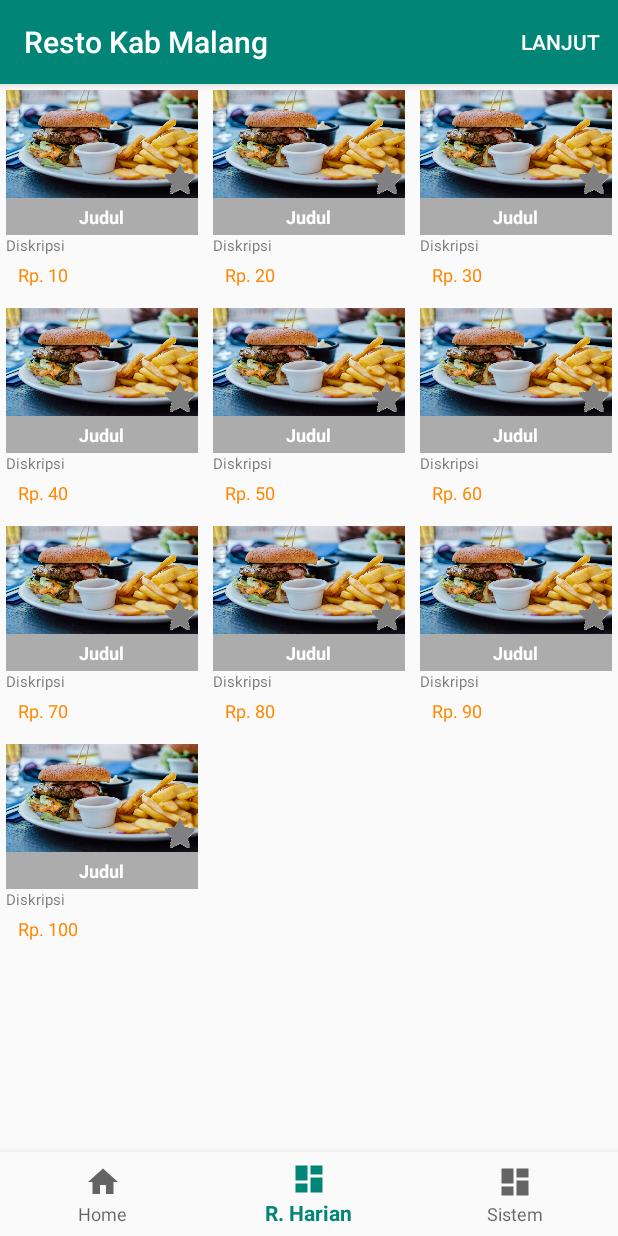
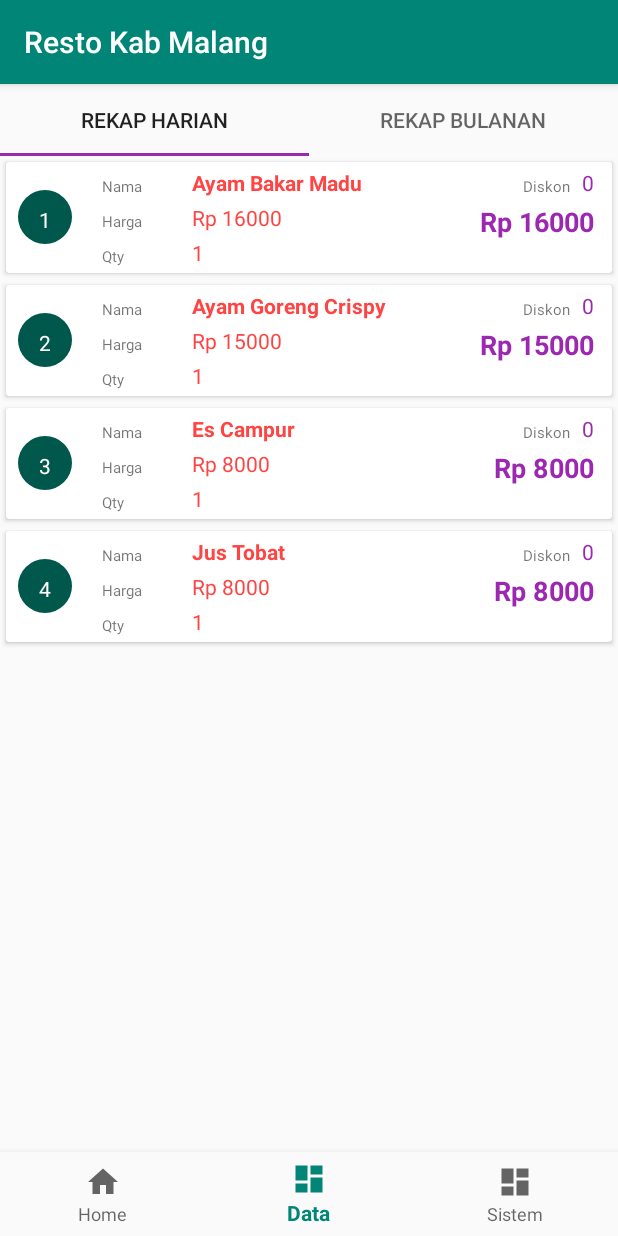
Before and after one commit to ardianlaksa/POS-Restoran, an Android app: the screen it shows after launch (MainActivity), item 2 of the bottom bar chosen, on a phone screen of 412 x 824 dp. Run offline under Robolectric (Android 15) with nearby library versions, the phone set to English and light mode, and no system bars; pictures from the network do not load.

Commit message:
Laksa 18/6/19 16.41
#Perubahan icon visibility ke drawable
#Perubahan activity_splash.xml
#Perbaikan Home
#Pembuatan Menu Rekap Harian

```diff
--- a/app/src/main/java/com/dnhsolution/restokabmalang/MainActivity.kt
+++ b/app/src/main/java/com/dnhsolution/restokabmalang/MainActivity.kt
@@ -6,6 +6,7 @@ import android.view.Menu
 import android.view.MenuItem
 import android.widget.TextView
 import androidx.appcompat.app.AppCompatActivity
+import com.dnhsolution.restokabmalang.data.DataFragment
 import com.dnhsolution.restokabmalang.home.HomeFragment
 import com.dnhsolution.restokabmalang.sistem.SistemFragment
 import com.google.android.material.bottomnavigation.BottomNavigationView
@@ -13,15 +14,20 @@ import kotlinx.android.synthetic.main.activity_main.*
 
 class MainActivity : AppCompatActivity() {
 
-    private lateinit var textMessage: TextView
+//    private lateinit var textMessage: TextView
     private val onNavigationItemSelectedListener = BottomNavigationView.OnNavigationItemSelectedListener { item ->
         when (item.itemId) {
             R.id.navigation_home -> {
-                textMessage.setText(R.string.title_home)
+//                textMessage.setText(R.string.title_home)
+                supportFragmentManager.beginTransaction()
+                    .replace(R.id.frameLayout, HomeFragment()).commit()
                 return@OnNavigationItemSelectedListener true
             }
-            R.id.navigation_rekap_harian -> {
-                textMessage.setText(R.string.title_rekap_harian)
+            R.id.navigation_data -> {
+//                textMessage.setText(R.string.title_data)
+
+                supportFragmentManager.beginTransaction()
+                    .replace(R.id.frameLayout, DataFragment()).commit()
                 return@OnNavigationItemSelectedListener true
             }
 
--- /dev/null
+++ b/app/src/main/java/com/dnhsolution/restokabmalang/data/DataFragment.kt
@@ -0,0 +1,30 @@
+package com.dnhsolution.restokabmalang.data
+
+import android.os.Bundle
+import android.view.LayoutInflater
+import android.view.View
+import android.view.ViewGroup
+import androidx.fragment.app.Fragment
+import androidx.viewpager.widget.ViewPager
+import com.dnhsolution.restokabmalang.R
+import com.dnhsolution.restokabmalang.data.rekap_harian.RekapHarianListElement
+import com.google.android.material.tabs.TabLayout
+import kotlinx.android.synthetic.main.fragment_data.*
+
+class DataFragment : Fragment() {
+
+    override fun onCreateView(inflater: LayoutInflater, container: ViewGroup?, savedInstanceState: Bundle?): View? {
+
+        // Inflate the layout for this fragment
+        val view =  inflater.inflate(R.layout.fragment_data, container, false)
+        val viewpager = view.findViewById(R.id.viewpager_main) as ViewPager
+        val tabMain = view.findViewById(R.id.tabs_main) as TabLayout
+
+        val fragmentAdapter = DataPagerAdapter(activity!!.supportFragmentManager)
+        viewpager.adapter = fragmentAdapter
+
+        tabMain.setupWithViewPager(viewpager)
+
+        return view
+    }
+}
--- /dev/null
+++ b/app/src/main/java/com/dnhsolution/restokabmalang/data/DataPagerAdapter.kt
@@ -0,0 +1,33 @@
+package com.dnhsolution.restokabmalang.data
+
+import androidx.fragment.app.Fragment
+import androidx.fragment.app.FragmentManager
+import androidx.fragment.app.FragmentPagerAdapter
+import com.dnhsolution.restokabmalang.data.rekap_harian.RekapHarianFragment
+
+class DataPagerAdapter(fm: FragmentManager) : FragmentPagerAdapter(fm) {
+
+    override fun getItem(position: Int): Fragment {
+        return when (position) {
+            0 -> {
+                RekapHarianFragment()
+            }
+            else -> {
+                return RekapHarianFragment()
+            }
+        }
+    }
+
+    override fun getCount(): Int {
+        return 2
+    }
+
+    override fun getPageTitle(position: Int): CharSequence {
+        return when (position) {
+            0 -> "Rekap Harian"
+            else -> {
+                return "Rekap Bulanan"
+            }
+        }
+    }
+}
--- /dev/null
+++ b/app/src/main/java/com/dnhsolution/restokabmalang/data/rekap_harian/RekapHarianFragment.kt
@@ -0,0 +1,35 @@
+package com.dnhsolution.restokabmalang.data.rekap_harian
+
+import android.os.Bundle
+import android.view.LayoutInflater
+import android.view.View
+import android.view.ViewGroup
+import androidx.fragment.app.Fragment
+import androidx.recyclerview.widget.LinearLayoutManager
+import androidx.recyclerview.widget.RecyclerView
+import com.dnhsolution.restokabmalang.R
+
+class RekapHarianFragment : Fragment() {
+
+    override fun onCreateView(inflater: LayoutInflater, container: ViewGroup?, savedInstanceState: Bundle?): View? {
+
+        // Inflate the layout for this fragment
+        val view = inflater.inflate(R.layout.fragment_rekap_harian, container, false)
+        val recyclerView = view.findViewById(R.id.recyclerView) as RecyclerView
+        val adapterList = context?.let { SptpdTagihanListAdapter(items, it) }
+        recyclerView.adapter = adapterList
+        recyclerView.layoutManager = (LinearLayoutManager(context))
+        return view
+    }
+
+    private val items = arrayListOf(
+        RekapHarianListElement(
+            1, "Ayam Bakar Madu", 16000,1,0,16000),
+        RekapHarianListElement(
+            1, "Ayam Goreng Crispy", 15000,1,0,15000),
+        RekapHarianListElement(
+            1, "Es Campur", 8000,1,0,8000),
+        RekapHarianListElement(
+            1, "Jus Tobat", 8000,1,0,8000)
+    )
+}
--- /dev/null
+++ b/app/src/main/java/com/dnhsolution/restokabmalang/data/rekap_harian/RekapHarianListAdapter.kt
@@ -0,0 +1,42 @@
+package com.dnhsolution.restokabmalang.data.rekap_harian
+
+import android.content.Context
+import android.util.Log
+import android.view.LayoutInflater
+import android.view.ViewGroup
+import androidx.recyclerview.widget.RecyclerView
+import com.dnhsolution.restokabmalang.R
+
+class SptpdTagihanListAdapter(itemList: ArrayList<RekapHarianListElement>, private val context: Context) :
+    RecyclerView.Adapter<RecyclerView.ViewHolder>() {
+    var mItemList: ArrayList<RekapHarianListElement>? = null
+
+    val _tag = javaClass.simpleName
+
+    init {
+        mItemList = itemList
+        Log.d(_tag,"${mItemList?.size}")
+    }
+
+    override fun onCreateViewHolder(parent: ViewGroup, viewType: Int): RecyclerView.ViewHolder {
+        val view = LayoutInflater.from(parent.context).inflate(R.layout.item_list_rekap_harian, parent, false)
+        return RekapHarianListHolder.newInstance(view, context)
+    }
+
+    override fun onBindViewHolder(viewHolder: RecyclerView.ViewHolder, position: Int) {
+        val holder = viewHolder as RekapHarianListHolder
+        val itemText = mItemList!![position]
+        val numItem = "${position+1}"
+        holder.setValues(numItem,itemText)
+    }
+
+    override fun getItemCount(): Int {
+        return if (mItemList == null) 0 else mItemList!!.size
+    }
+
+    internal fun setFilter(mItem: List<RekapHarianListElement>) {
+        mItemList = ArrayList()
+        mItemList!!.addAll(mItem)
+        notifyDataSetChanged()
+    }
+}
--- /dev/null
+++ b/app/src/main/java/com/dnhsolution/restokabmalang/data/rekap_harian/RekapHarianListElement.kt
@@ -0,0 +1,5 @@
+package com.dnhsolution.restokabmalang.data.rekap_harian
+
+class RekapHarianListElement(val idItem: Int, val name: String, val harga: Int, val qty: Int, val disc: Int
+                             , val total: Int) {
+}
--- /dev/null
+++ b/app/src/main/java/com/dnhsolution/restokabmalang/data/rekap_harian/RekapHarianListHolder.java
@@ -0,0 +1,59 @@
+package com.dnhsolution.restokabmalang.data.rekap_harian;
+
+import android.content.Context;
+import android.view.View;
+import android.widget.TextView;
+import androidx.recyclerview.widget.RecyclerView;
+import com.dnhsolution.restokabmalang.R;
+
+class RekapHarianListHolder extends RecyclerView.ViewHolder {
+    private final TextView numItem,nama,Harga,qty,disc,total;
+//    private final View view;
+//    private final Context context;
+
+    static RekapHarianListHolder newInstance(View parent, Context context) {
+        TextView tvMid = parent.findViewById(R.id.mId);
+        TextView tvNumItem = parent.findViewById(R.id.tvNumItem);
+        TextView tvNama = parent.findViewById(R.id.tvNama);
+        TextView tvPrice = parent.findViewById(R.id.tvHarga);
+        TextView tvQty = parent.findViewById(R.id.tvQty);
+        TextView tvDisc = parent.findViewById(R.id.tvDisc);
+        TextView tvTotal = parent.findViewById(R.id.tvTotal);
+        return new RekapHarianListHolder(parent, context, tvMid, tvNumItem, tvNama, tvPrice, tvQty
+                , tvDisc, tvTotal);
+    }
+
+    private RekapHarianListHolder(final View parent, final Context context, TextView id
+            , final TextView tvNumItem, final TextView tvNama, final TextView tvPrice, final TextView tvQty
+            , final TextView tvDisc, final TextView tvTotal) {
+        super(parent);
+//        this.context = context;
+//        mId = id;
+        numItem = tvNumItem;
+        nama = tvNama;
+        Harga = tvPrice;
+        qty = tvQty;
+        disc = tvDisc;
+        total = tvTotal;
+//        view = parent;
+
+        parent.setOnClickListener(new View.OnClickListener() {
+            @Override
+            public void onClick(View v) {
+//                String dId = mId.getText().toString();
+//                activity.startActivity(new Intent(activity, PandWisataDetail.class).putExtra("getId",dId));
+            }
+        });
+    }
+
+    void setValues(String number,RekapHarianListElement itemText) {
+        numItem.setText(number);
+        nama.setText(itemText.getName());
+        String priceValue = "Rp "+itemText.getHarga();
+        Harga.setText(priceValue);
+        qty.setText(String.valueOf(itemText.getQty()));
+        disc.setText(String.valueOf(itemText.getDisc()));
+        String totalValue = "Rp "+itemText.getTotal();
+        total.setText(totalValue);
+    }
+}
--- /dev/null
+++ b/app/src/main/res/drawable/circle_green_bg.xml
@@ -0,0 +1,12 @@
+<?xml version="1.0" encoding="utf-8"?>
+<layer-list xmlns:android="http://schemas.android.com/apk/res/android" >
+
+    <item>
+        <shape android:shape="rectangle">
+            <solid android:color="@color/colorPrimaryDark" />
+            <padding android:left="10dp" android:top="10dp" android:right="10dp" android:bottom="10dp" />
+            <corners android:radius="@dimen/_36"/>
+        </shape>
+    </item>
+
+</layer-list>
--- /dev/null
+++ b/app/src/main/res/layout/fragment_data.xml
@@ -0,0 +1,27 @@
+<?xml version="1.0" encoding="utf-8"?>
+<androidx.constraintlayout.widget.ConstraintLayout
+    xmlns:android="http://schemas.android.com/apk/res/android"
+    xmlns:app="http://schemas.android.com/apk/res-auto"
+    xmlns:tools="http://schemas.android.com/tools"
+    android:layout_width="match_parent"
+    android:layout_height="match_parent">
+
+    <com.google.android.material.tabs.TabLayout
+        android:id="@+id/tabs_main"
+        android:layout_width="match_parent"
+        android:layout_height="wrap_content"
+        app:layout_constraintTop_toTopOf="parent"
+        app:layout_constraintLeft_toLeftOf="parent"
+        app:layout_constraintRight_toRightOf="parent"
+        app:tabMode="fixed" />
+
+    <androidx.viewpager.widget.ViewPager
+        android:id="@+id/viewpager_main"
+        android:layout_width="match_parent"
+        android:layout_height="0dp"
+        app:layout_constraintTop_toBottomOf="@+id/tabs_main"
+        app:layout_constraintLeft_toLeftOf="parent"
+        app:layout_constraintRight_toRightOf="parent"
+        app:layout_constraintBottom_toBottomOf="parent" />
+
+</androidx.constraintlayout.widget.ConstraintLayout>
--- /dev/null
+++ b/app/src/main/res/layout/item_list_rekap_harian.xml
@@ -0,0 +1,147 @@
+<?xml version="1.0" encoding="utf-8"?>
+<androidx.cardview.widget.CardView xmlns:android="http://schemas.android.com/apk/res/android"
+    xmlns:app="http://schemas.android.com/apk/res-auto"
+    xmlns:tools="http://schemas.android.com/tools"
+    android:orientation="horizontal"
+    android:layout_width="match_parent"
+    android:layout_height="wrap_content"
+    android:layout_margin="@dimen/_4">
+
+    <LinearLayout
+        android:layout_width="match_parent"
+        android:layout_height="match_parent"
+        android:orientation="horizontal">
+
+        <TextView
+            android:id="@+id/mId"
+            android:layout_width="wrap_content"
+            android:layout_height="wrap_content"
+            android:visibility="gone"/>
+
+        <TextView
+            android:id="@+id/tvNumItem"
+            android:layout_width="@dimen/_36"
+            android:layout_height="@dimen/_36"
+            android:layout_gravity="center_vertical"
+            android:textColor="@android:color/white"
+            android:background="@drawable/circle_green_bg"
+            android:layout_marginStart="@dimen/_8"
+            android:layout_marginLeft="@dimen/_8"
+            android:layout_marginEnd="@dimen/_16"
+            android:layout_marginRight="@dimen/_8"
+            android:gravity="center"/>
+
+        <androidx.constraintlayout.widget.ConstraintLayout
+            android:layout_width="0dp"
+            android:layout_height="wrap_content"
+            android:padding="@dimen/_4"
+            android:layout_weight="1">
+
+            <TextView
+                android:id="@+id/tvTitleNama"
+                android:layout_width="@dimen/_56"
+                android:layout_height="wrap_content"
+                app:layout_constraintLeft_toLeftOf="parent"
+                app:layout_constraintBottom_toBottomOf="@id/tvNama"
+                android:text="@string/title_nama"
+                android:textSize="@dimen/f_10"/>
+
+            <TextView
+                android:id="@+id/tvNama"
+                android:layout_width="wrap_content"
+                android:layout_height="wrap_content"
+                android:paddingStart="@dimen/_4"
+                android:paddingEnd="@dimen/_4"
+                app:layout_constraintLeft_toRightOf="@id/tvTitleNama"
+                app:layout_constraintTop_toTopOf="parent"
+                android:gravity="center_horizontal"
+                android:text="@string/text"
+                android:textStyle="bold"
+                android:textColor="@android:color/holo_red_light" />
+
+            <TextView
+                android:id="@+id/tvTitleDisc"
+                android:layout_width="wrap_content"
+                android:layout_height="wrap_content"
+                android:text="@string/title_diskon"
+                android:textSize="@dimen/f_10"
+                android:layout_marginEnd="@dimen/_8"
+                android:layout_marginRight="@dimen/_8"
+                app:layout_constraintBottom_toBottomOf="@id/tvDisc"
+                app:layout_constraintRight_toLeftOf="@id/tvDisc"/>
+
+            <TextView
+                android:id="@+id/tvDisc"
+                android:layout_width="wrap_content"
+                android:layout_height="wrap_content"
+                android:text="@string/_0"
+                android:textColor="@color/colorAccent"
+                android:layout_marginEnd="@dimen/_8"
+                android:layout_marginRight="@dimen/_8"
+                app:layout_constraintRight_toRightOf="parent"
+                app:layout_constraintTop_toTopOf="parent" />
+
+            <TextView
+                android:id="@+id/tvTitleHarga"
+                android:layout_width="@dimen/_56"
+                android:layout_height="wrap_content"
+                app:layout_constraintLeft_toLeftOf="parent"
+                app:layout_constraintBottom_toBottomOf="@id/tvHarga"
+                android:text="@string/title_harga"
+                android:textSize="@dimen/f_10"/>
+
+            <TextView
+                android:id="@+id/tvHarga"
+                android:layout_width="wrap_content"
+                android:layout_height="match_parent"
+                android:layout_marginTop="@dimen/_4"
+                android:paddingStart="@dimen/_4"
+                android:paddingEnd="@dimen/_4"
+                app:layout_constraintLeft_toRightOf="@id/tvTitleHarga"
+                app:layout_constraintTop_toBottomOf="@id/tvNama"
+                android:gravity="center"
+                android:text="@string/text"
+                android:textColor="@android:color/holo_red_light"/>
+
+            <TextView
+                android:id="@+id/tvTotal"
+                android:layout_width="wrap_content"
+                android:layout_height="wrap_content"
+                android:textSize="@dimen/f_18"
+                android:text="@string/rp_0"
+                android:textStyle="bold"
+                android:textColor="@color/colorAccent"
+                android:layout_marginTop="@dimen/_4"
+                android:layout_marginEnd="@dimen/_8"
+                android:layout_marginRight="@dimen/_8"
+                app:layout_constraintTop_toBottomOf="@id/tvDisc"
+                app:layout_constraintRight_toRightOf="parent" />
+
+            <TextView
+                android:id="@+id/tvTitleQty"
+                android:layout_width="@dimen/_56"
+                android:layout_height="wrap_content"
+                app:layout_constraintLeft_toLeftOf="parent"
+                app:layout_constraintBottom_toBottomOf="@id/tvQty"
+                android:text="@string/title_qty"
+                android:textSize="@dimen/f_10"/>
+
+            <TextView
+                android:id="@+id/tvQty"
+                android:layout_width="wrap_content"
+                android:layout_height="match_parent"
+                android:layout_marginTop="@dimen/_4"
+                android:paddingStart="@dimen/_4"
+                android:paddingEnd="@dimen/_4"
+                app:layout_constraintLeft_toRightOf="@id/tvTitleQty"
+                app:layout_constraintTop_toBottomOf="@id/tvHarga"
+                android:gravity="center"
+                android:text="@string/text"
+                android:textColor="@android:color/holo_red_light"/>
+
+        </androidx.constraintlayout.widget.ConstraintLayout>
+
+    </LinearLayout>
+
+
+</androidx.cardview.widget.CardView>
--- a/app/src/main/res/layout/item_produk.xml
+++ b/app/src/main/res/layout/item_produk.xml
@@ -60,7 +60,7 @@
         android:paddingLeft="@dimen/_8"
         android:paddingRight="@dimen/_8"
         android:paddingBottom="@dimen/_4"
-        android:textColor="@android:color/holo_orange_dark"
+        android:textColor="@android:color/holo_red_light"
         android:textSize="12sp"
         tools:text="Rp 0"
         android:layout_gravity="start"/>
--- a/app/src/main/res/menu/bottom_nav_menu.xml
+++ b/app/src/main/res/menu/bottom_nav_menu.xml
@@ -7,9 +7,9 @@
         android:title="@string/title_home"/>
 
     <item
-        android:id="@+id/navigation_rekap_harian"
+        android:id="@+id/navigation_data"
         android:icon="@drawable/ic_dashboard_black_24dp"
-        android:title="@string/title_rekap_harian"/>
+        android:title="@string/title_data"/>
 
     <item
         android:id="@+id/navigation_sistem"
--- a/app/src/main/res/values/strings.xml
+++ b/app/src/main/res/values/strings.xml
@@ -1,7 +1,7 @@
 <resources>
     <string name="app_name">Resto Kab Malang</string>
     <string name="title_home">Home</string>
-    <string name="title_rekap_harian">R. Harian</string>
+    <string name="title_data">Data</string>
     <!--<string name="title_rekap_bulanan">R. Bulanan</string>-->
     <string name="title_daftar_produk">Daftar Produk</string>
     <string name="title_proses">Proses</string>
@@ -11,6 +11,10 @@
     <string name="title_sistem">Sistem</string>
     <string name="title_app">Judul App</string>
     <string name="title_simpan">Simpan</string>
+    <string name="title_nama">Nama</string>
+    <string name="title_harga">Harga</string>
+    <string name="title_qty">Qty</string>
+    <string name="title_dic">Disc</string>
 
     <string name="judul">Judul</string>
     <string name="lanjut">Lanjut</string>
```
